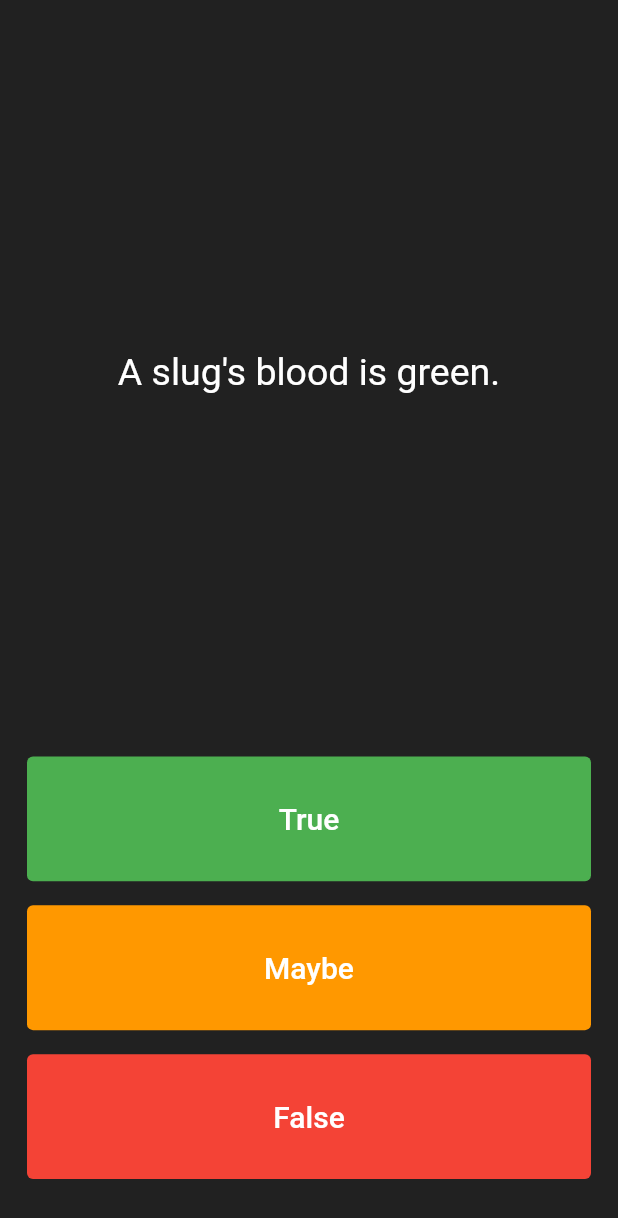
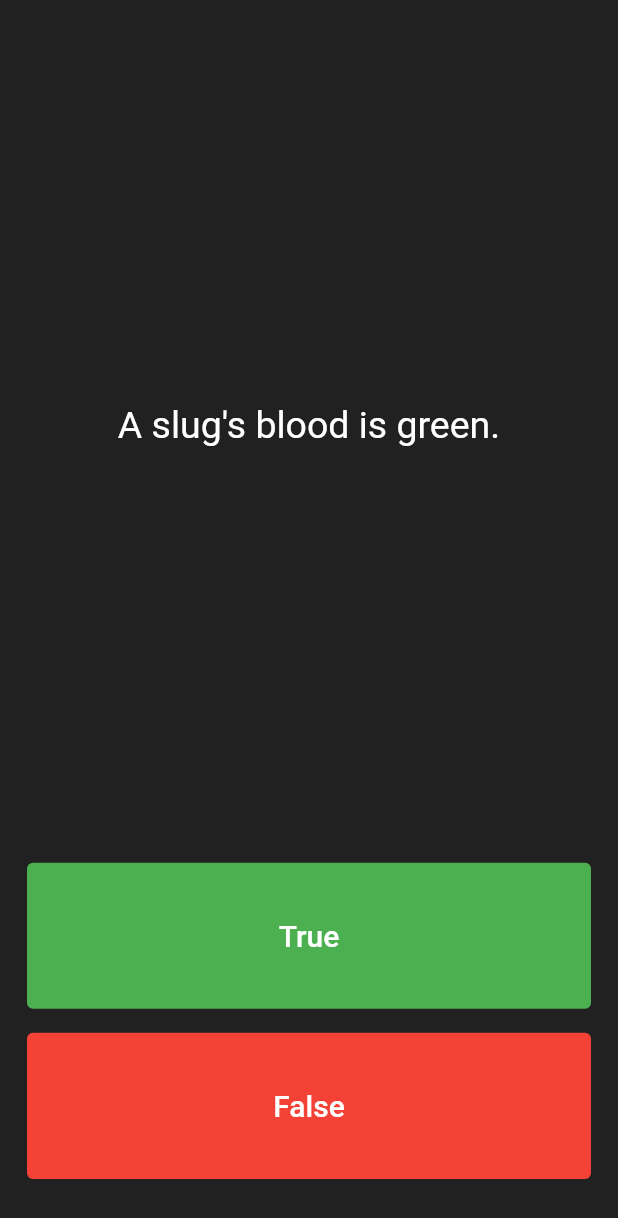
Before and after one commit to nixx49/quiz_app, a Flutter app: the screen it shows after launch, after a tap on "True", after a tap on "False", on a phone screen of 412 x 824 dp. Shown: the top 1218 px of the screen. Run offline on Flutter 3.47's test engine with Material 2 defaults, Android fonts, the phone set to English and light mode, and no system bars.

Commit message:
Create the If Else Statement for Identify Correct Answer

```diff
--- a/lib/main.dart
+++ b/lib/main.dart
@@ -42,6 +42,8 @@ class _QuizPageState extends State<QuizPage> {
     'A slug\'s blood is green.',
   ];
 
+  List<bool> answerCheck = [false, true, true];
+
   int questionNumber = 0;
 
   @override
@@ -70,16 +72,6 @@ class _QuizPageState extends State<QuizPage> {
                     ],
                   )),
             ),
-            // questions[questionNumber],
-            // child: Text(
-            //   'This is where the question text will go.',
-            //   textAlign: TextAlign.center,
-            //   style: TextStyle(
-            //     fontSize: 25.0,
-            //     color: Colors.white,
-            //   ),
-            // ),
-            // ),
           ),
         ),
 
@@ -97,6 +89,13 @@ class _QuizPageState extends State<QuizPage> {
                   //   color: Colors.green,
                   // ));
                   questionNumber++;
+                  bool correctAnswer = answerCheck[questionNumber];
+
+                  if (correctAnswer == true) {
+                    print('your answer is correct');
+                  } else {
+                    print('your answer is wrong');
+                  }
                 });
               },
               child: const Text(
@@ -115,33 +114,17 @@ class _QuizPageState extends State<QuizPage> {
             padding: const EdgeInsets.all(8.0),
             child: TextButton(
               style: ButtonStyle(
-                  backgroundColor: MaterialStateProperty.all(Colors.orange)),
-              onPressed: () {
-                setState(() {
-                  questionNumber++;
-                });
-                //The user picked maybe.
-              },
-              child: const Text(
-                'Maybe',
-                style: TextStyle(
-                  color: Colors.white,
-                  fontSize: 20.0,
-                ),
-              ),
-            ),
-          ),
-        ),
-
-        Expanded(
-          child: Padding(
-            padding: const EdgeInsets.all(8.0),
-            child: TextButton(
-              style: ButtonStyle(
                   backgroundColor: MaterialStateProperty.all(Colors.red)),
               onPressed: () {
                 setState(() {
                   questionNumber++;
+                  bool correctAnswer = answerCheck[questionNumber];
+
+                  if (correctAnswer == false) {
+                    print('your answer is correct');
+                  } else {
+                    print('your answer is wrong');
+                  }
                 });
                 //The user picked false.
               },
```
